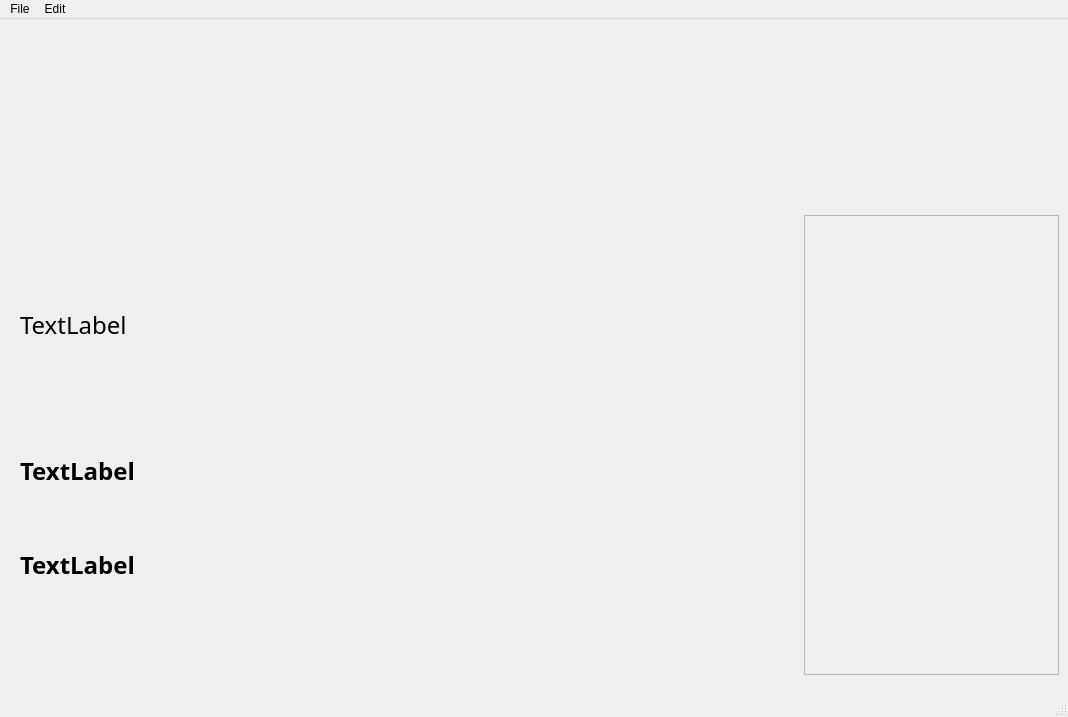
Qt form frontend/lexecution.ui (MitsCommitch/lexecution) before a commit.
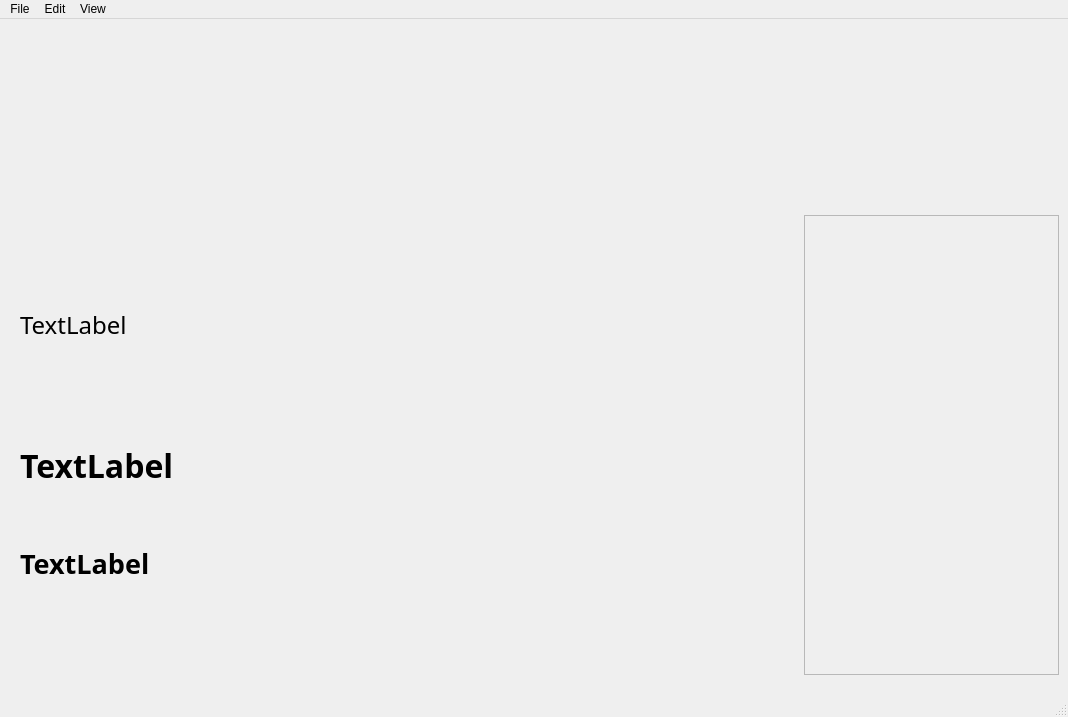
The same form after that commit. Icons and pictures are not drawn.

```diff
--- a/frontend/lexecution.ui
+++ b/frontend/lexecution.ui
@@ -114,7 +114,7 @@
       <property name="font">
        <font>
         <family>Gabriola</family>
-        <pointsize>18</pointsize>
+        <pointsize>24</pointsize>
         <weight>75</weight>
         <bold>true</bold>
        </font>
@@ -144,7 +144,7 @@
       <property name="font">
        <font>
         <family>Gabriola</family>
-        <pointsize>18</pointsize>
+        <pointsize>20</pointsize>
         <weight>75</weight>
         <bold>true</bold>
        </font>
@@ -202,8 +202,15 @@
     </property>
     <addaction name="actionConfig"/>
    </widget>
+   <widget class="QMenu" name="menuView">
+    <property name="title">
+     <string>View</string>
+    </property>
+    <addaction name="actionShow_Hide_Menubar"/>
+   </widget>
    <addaction name="menuFile"/>
    <addaction name="menuEdit"/>
+   <addaction name="menuView"/>
   </widget>
   <widget class="QStatusBar" name="statusbar"/>
   <action name="actionNew">
```
Left out of the diff: 11 changed lines with no effect on the pictures.
